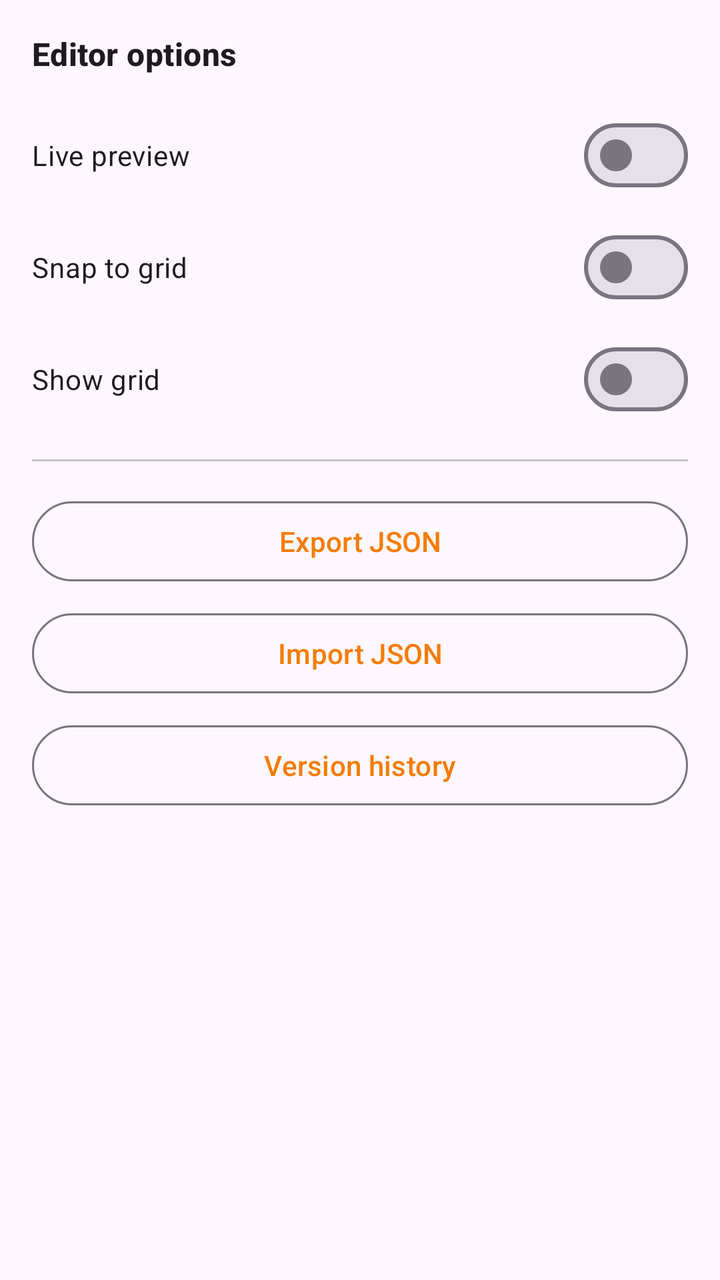
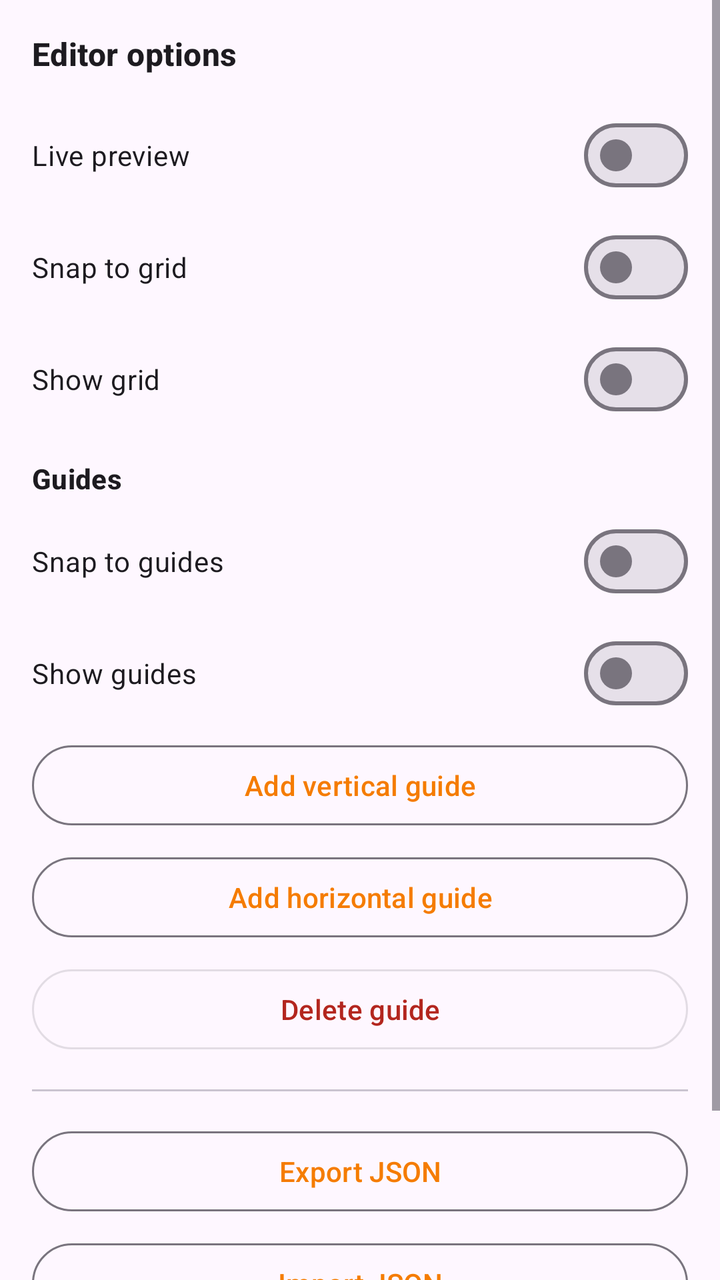

An Android layout rendered at two revisions. The XML below is the earlier revision; the diff shows what the commit changed to produce the second picture.
<!-- AndroidManifest.xml: application theme Theme.VikrSaathi -->
<!-- res/layout/layout_invoice_builder_drawer.xml -->
<?xml version="1.0" encoding="utf-8"?>
<ScrollView xmlns:android="http://schemas.android.com/apk/res/android"
    xmlns:app="http://schemas.android.com/apk/res-auto"
    android:layout_width="280dp"
    android:layout_height="match_parent"
    android:layout_gravity="end"
    android:background="?attr/colorSurface"
    android:clickable="true"
    android:elevation="8dp"
    android:fillViewport="true"
    android:focusable="true">

    <LinearLayout
        android:layout_width="match_parent"
        android:layout_height="wrap_content"
        android:orientation="vertical"
        android:padding="16dp">

        <TextView
            android:layout_width="match_parent"
            android:layout_height="wrap_content"
            android:text="@string/builder_options"
            android:textAppearance="?attr/textAppearanceTitleMedium"
            android:textStyle="bold" />

        <com.google.android.material.materialswitch.MaterialSwitch
            android:id="@+id/drawerSwitchLivePreview"
            android:layout_width="match_parent"
            android:layout_height="wrap_content"
            android:layout_marginTop="16dp"
            android:text="@string/live_preview" />

        <com.google.android.material.materialswitch.MaterialSwitch
            android:id="@+id/drawerSwitchSnapGrid"
            android:layout_width="match_parent"
            android:layout_height="wrap_content"
            android:layout_marginTop="8dp"
            android:text="@string/snap_to_grid" />

        <com.google.android.material.materialswitch.MaterialSwitch
            android:id="@+id/drawerSwitchShowGrid"
            android:layout_width="match_parent"
            android:layout_height="wrap_content"
            android:layout_marginTop="8dp"
            android:text="@string/show_grid" />

        <View
            android:layout_width="match_parent"
            android:layout_height="1dp"
            android:layout_marginVertical="16dp"
            android:background="?attr/colorOutlineVariant" />

        <com.google.android.material.button.MaterialButton
            android:id="@+id/drawerButtonExportJson"
            style="@style/Widget.Material3.Button.OutlinedButton"
            android:layout_width="match_parent"
            android:layout_height="wrap_content"
            android:text="@string/export_template" />

        <com.google.android.material.button.MaterialButton
            android:id="@+id/drawerButtonImportJson"
            style="@style/Widget.Material3.Button.OutlinedButton"
            android:layout_width="match_parent"
            android:layout_height="wrap_content"
            android:layout_marginTop="8dp"
            android:text="@string/import_template" />

        <com.google.android.material.button.MaterialButton
            android:id="@+id/drawerButtonVersionHistory"
            style="@style/Widget.Material3.Button.OutlinedButton"
            android:layout_width="match_parent"
            android:layout_height="wrap_content"
            android:layout_marginTop="8dp"
            android:text="@string/version_history" />
    </LinearLayout>
</ScrollView>
<!-- resources referenced by this layout -->
<resources>
  <string name="builder_options">Editor options</string>
  <string name="export_template">Export JSON</string>
  <string name="import_template">Import JSON</string>
  <string name="live_preview">Live preview</string>
  <string name="show_grid">Show grid</string>
  <string name="snap_to_grid">Snap to grid</string>
  <string name="version_history">Version history</string>
  <style name="Theme.VikrSaathi" parent="Theme.Material3.DayNight.NoActionBar">
          <item name="colorPrimary">@color/orange_primary</item>
          <item name="colorPrimaryDark">@color/orange_primary_dark</item>
          <item name="colorPrimaryVariant">@color/orange_primary_dark</item>
          <item name="colorOnPrimary">@color/orange_on_primary</item>
          <item name="colorSecondary">@color/orange_accent</item>
          <item name="colorSecondaryVariant">@color/orange_700</item>
          <item name="colorOnSecondary">@color/black</item>
          <item name="colorPrimaryContainer">@color/orange_100</item>
          <item name="colorOnPrimaryContainer">@color/orange_900</item>
          <item name="android:statusBarColor">@color/orange_primary_dark</item>
          <item name="android:navigationBarColor">@color/orange_primary_dark</item>
      </style>
  <color name="orange_primary">#F57C00</color>
  <color name="orange_primary_dark">#E65100</color>
  <color name="orange_on_primary">#FFFFFF</color>
  <color name="orange_accent">#FFB74D</color>
  <color name="orange_700">#F57C00</color>
  <color name="black">#FF000000</color>
  <color name="orange_100">#FFE0B2</color>
  <color name="orange_900">#E65100</color>
</resources>

<!-- the commit's change to res/layout/layout_invoice_builder_drawer.xml (unified diff, before → after) -->
@@ -44,6 +44,54 @@
             android:layout_marginTop="8dp"
             android:text="@string/show_grid" />
 
+        <TextView
+            android:layout_width="match_parent"
+            android:layout_height="wrap_content"
+            android:layout_marginTop="16dp"
+            android:text="@string/guides_section"
+            android:textAppearance="?attr/textAppearanceTitleSmall"
+            android:textStyle="bold" />
+
+        <com.google.android.material.materialswitch.MaterialSwitch
+            android:id="@+id/drawerSwitchSnapGuides"
+            android:layout_width="match_parent"
+            android:layout_height="wrap_content"
+            android:layout_marginTop="8dp"
+            android:text="@string/snap_to_guides" />
+
+        <com.google.android.material.materialswitch.MaterialSwitch
+            android:id="@+id/drawerSwitchShowGuides"
+            android:layout_width="match_parent"
+            android:layout_height="wrap_content"
+            android:layout_marginTop="8dp"
+            android:text="@string/show_guides" />
+
+        <com.google.android.material.button.MaterialButton
+            android:id="@+id/drawerButtonAddVerticalGuide"
+            style="@style/Widget.Material3.Button.OutlinedButton"
+            android:layout_width="match_parent"
+            android:layout_height="wrap_content"
+            android:layout_marginTop="8dp"
+            android:text="@string/add_vertical_guide" />
+
+        <com.google.android.material.button.MaterialButton
+            android:id="@+id/drawerButtonAddHorizontalGuide"
+            style="@style/Widget.Material3.Button.OutlinedButton"
+            android:layout_width="match_parent"
+            android:layout_height="wrap_content"
+            android:layout_marginTop="8dp"
+            android:text="@string/add_horizontal_guide" />
+
+        <com.google.android.material.button.MaterialButton
+            android:id="@+id/drawerButtonDeleteGuide"
+            style="@style/Widget.Material3.Button.OutlinedButton"
+            android:layout_width="match_parent"
+            android:layout_height="wrap_content"
+            android:layout_marginTop="8dp"
+            android:enabled="false"
+            android:text="@string/delete_guide"
+            android:textColor="?attr/colorError" />
+
         <View
             android:layout_width="match_parent"
             android:layout_height="1dp"
<!-- resource entries referenced after the edit -->
@@ -1,11 +1,17 @@
 <!-- resources referenced by this layout -->
 <resources>
+  <string name="add_horizontal_guide">Add horizontal guide</string>
+  <string name="add_vertical_guide">Add vertical guide</string>
   <string name="builder_options">Editor options</string>
+  <string name="delete_guide">Delete guide</string>
   <string name="export_template">Export JSON</string>
+  <string name="guides_section">Guides</string>
   <string name="import_template">Import JSON</string>
   <string name="live_preview">Live preview</string>
   <string name="show_grid">Show grid</string>
+  <string name="show_guides">Show guides</string>
   <string name="snap_to_grid">Snap to grid</string>
+  <string name="snap_to_guides">Snap to guides</string>
   <string name="version_history">Version history</string>
   <style name="Theme.VikrSaathi" parent="Theme.Material3.DayNight.NoActionBar">
           <item name="colorPrimary">@color/orange_primary</item>
